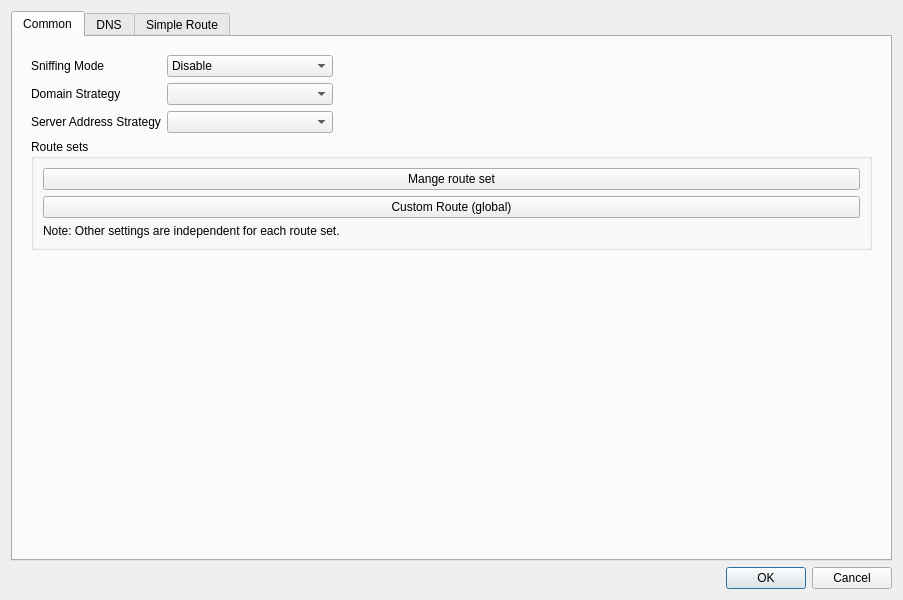
This is ui/dialog_manage_routes.ui in tarik1377/nekoray as Qt 5 draws it before an edit. The edited form follows.
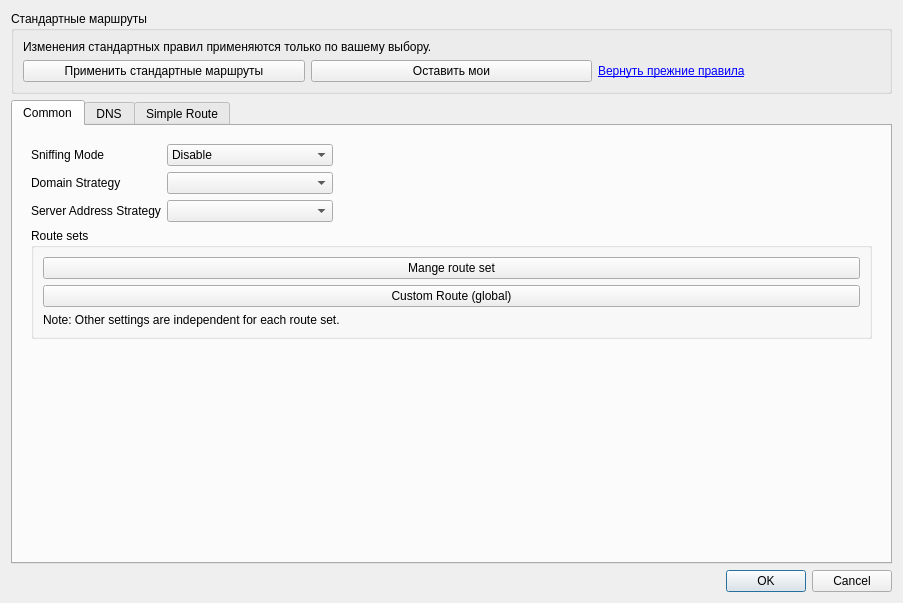
This is the edited form.

Commit message: Let users review route defaults and restore their previous rules

The edit to the form file:
```diff
--- a/ui/dialog_manage_routes.ui
+++ b/ui/dialog_manage_routes.ui
@@ -14,6 +14,26 @@
    <string>Routes</string>
   </property>
   <layout class="QVBoxLayout" name="verticalLayout">
+   <item>
+    <widget class="QGroupBox" name="defaultsReviewBox">
+     <property name="title"><string>Стандартные маршруты</string></property>
+     <layout class="QVBoxLayout" name="defaultsReviewLayout">
+      <item>
+       <widget class="QLabel" name="defaultsReviewStatus">
+        <property name="text"><string>Изменения стандартных правил применяются только по вашему выбору.</string></property>
+        <property name="wordWrap"><bool>true</bool></property>
+       </widget>
+      </item>
+      <item>
+       <layout class="QHBoxLayout" name="defaultsChoicesLayout">
+        <item><widget class="QPushButton" name="defaultsApply"><property name="text"><string>Применить стандартные маршруты</string></property></widget></item>
+        <item><widget class="QPushButton" name="defaultsKeep"><property name="text"><string>Оставить мои</string></property></widget></item>
+        <item><widget class="QLabel" name="defaultsRestore"><property name="text"><string>&lt;a href="restore"&gt;Вернуть прежние правила&lt;/a&gt;</string></property><property name="openExternalLinks"><bool>false</bool></property></widget></item>
+       </layout>
+      </item>
+     </layout>
+    </widget>
+   </item>
    <item>
     <widget class="QTabWidget" name="tabWidget">
      <property name="currentIndex">
```
Left out of the diff: 2 changed lines with no effect on the pictures. The commit also changes 15 other files.
